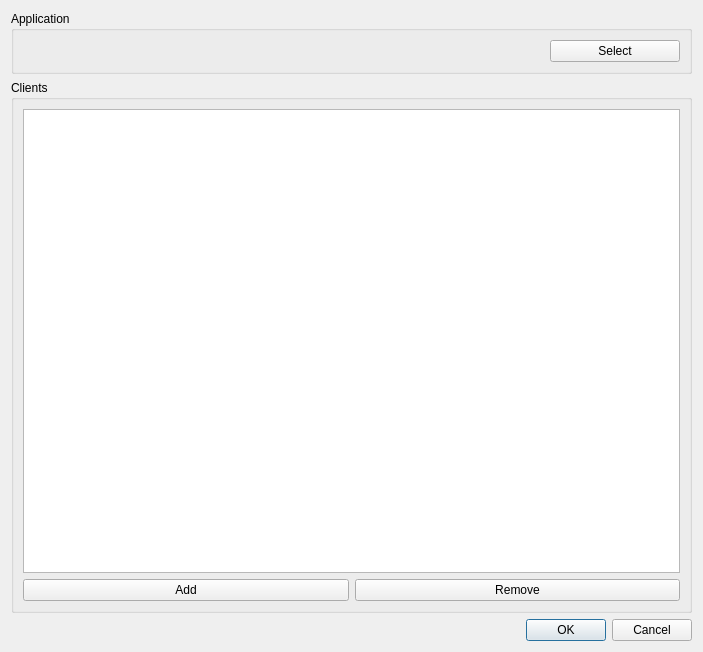
Before: the Qt Designer form Configuration.ui in jhanssen/Disseminate, drawn with Qt 5.
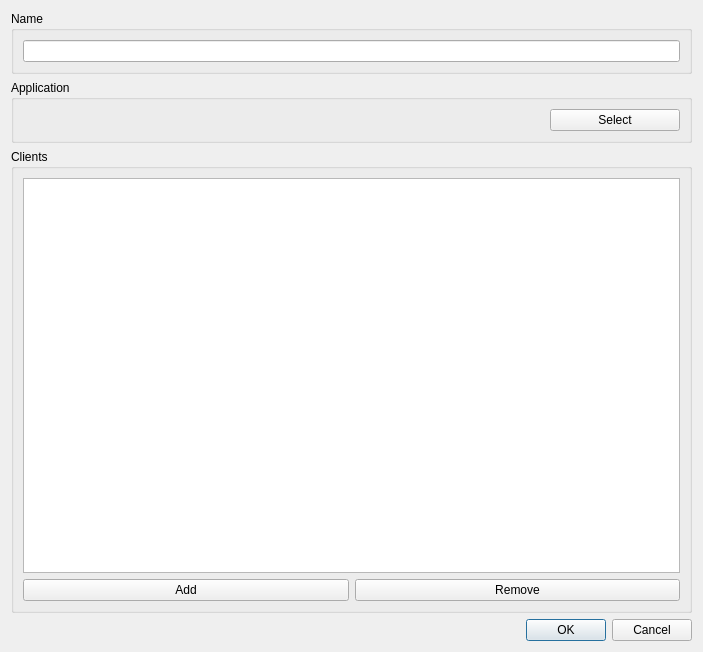
After: the same form once the commit is applied. Custom widgets are drawn as their Qt base class.

Diff of the .ui file:
```diff
--- a/Configuration.ui
+++ b/Configuration.ui
@@ -14,6 +14,18 @@
    <string>Configuration</string>
   </property>
   <layout class="QVBoxLayout" name="verticalLayout_2">
+   <item>
+    <widget class="QGroupBox" name="nameGroup">
+     <property name="title">
+      <string>Name</string>
+     </property>
+     <layout class="QHBoxLayout" name="horizontalLayout_3">
+      <item>
+       <widget class="QLineEdit" name="name"/>
+      </item>
+     </layout>
+    </widget>
+   </item>
    <item>
     <widget class="QGroupBox" name="applicationGroup">
      <property name="title">
```
Lines whose indentation alone changed are shown as unchanged.
